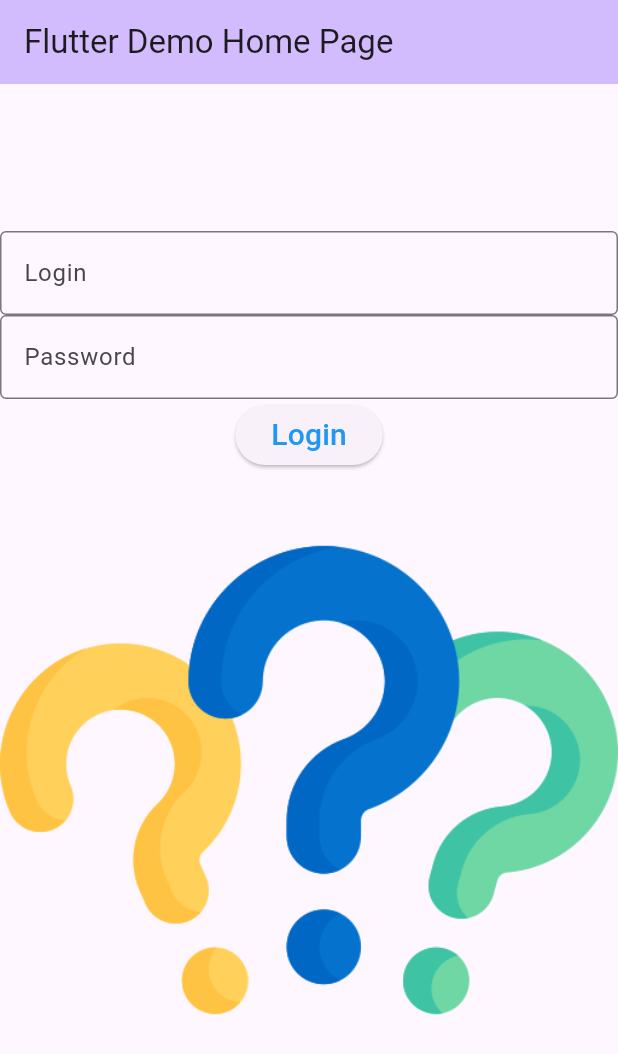
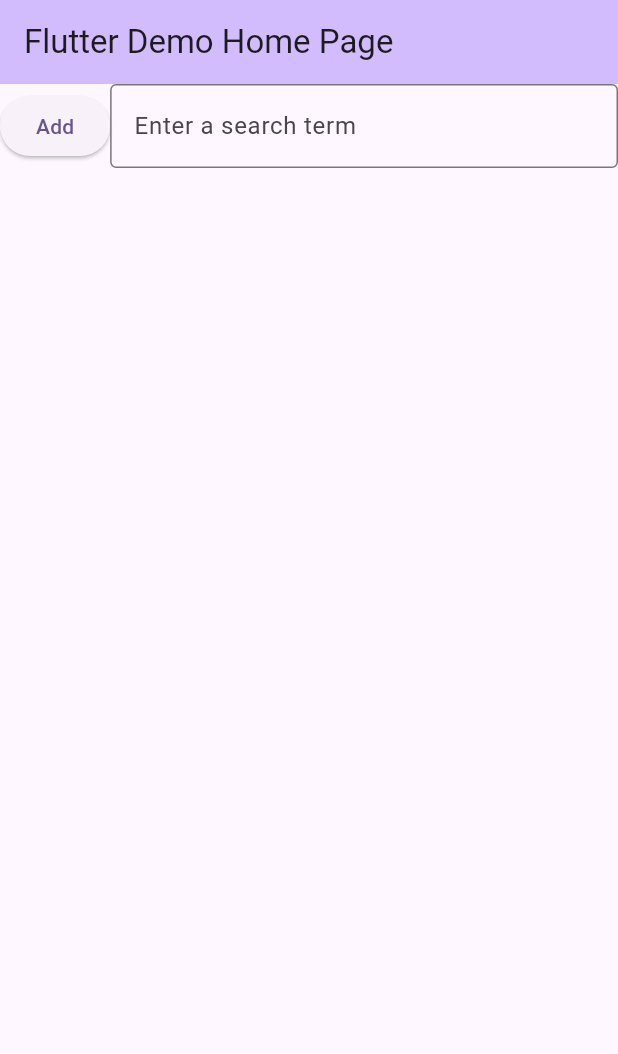
Before and after one commit to sliceofpizzaxd/my_cst2335_labs, a Flutter app: the screen it shows after launch, on a phone screen of 412 x 824 dp. Shown: the top 1054 px of the screen. Run offline on Flutter 3.47's test engine with Material 3 defaults, Android fonts, the phone set to English and light mode, and no system bars.

Commit message:
Initial commit for week 6 lab

```diff
--- a/lib/main.dart
+++ b/lib/main.dart
@@ -55,21 +55,19 @@ class MyHomePage extends StatefulWidget {
 }
 
 class _MyHomePageState extends State<MyHomePage> {
-  late TextEditingController userTextController, passTextController;
-  var imageSource = "images/question-mark.png";
+  late TextEditingController textController;
+  List<String> items = [];
 
   @override
   void initState() {
     super.initState();
-    userTextController = TextEditingController();
-    passTextController = TextEditingController();
+    textController = TextEditingController();
   }
 
 
   @override
   void dispose() {
-    userTextController.dispose();
-    passTextController.dispose();
+    textController.dispose();
     super.dispose();
   }
 
@@ -110,28 +108,33 @@ class _MyHomePageState extends State<MyHomePage> {
           // wireframe for each widget.
           mainAxisAlignment: MainAxisAlignment.center,
           children: <Widget>[
-            TextField(controller: userTextController,
-              decoration: InputDecoration(
-                hintText: "Login",
-                border: OutlineInputBorder(),
-              )
+            Row( mainAxisAlignment: MainAxisAlignment.spaceBetween,
+              children: <Widget>[
+                // Button to add content of text field
+                ElevatedButton(onPressed: () {
+                  setState(() {
+                    items.add(textController.text);
+                    textController.text = "";
+                  });
+                }, child: const Text("Add")),
+                Expanded(child: TextField(controller: textController,
+                    decoration: const InputDecoration(
+                      hintText: "Enter a search term",
+                      border: OutlineInputBorder()
+                    ),
+                ))
+              ],
             ),
-
-            TextField(controller: passTextController,
-              decoration: InputDecoration(
-                  hintText: "Password",
-                  border: OutlineInputBorder(),
-              ),
-              obscureText: true
-
-            ),
-            ElevatedButton(onPressed: () {
-              setState(() {
-                imageSource = (passTextController.value.text == "QWERTY123" ? "images/idea.png" : "images/stop.png");
-              });
-            }, child: Text('Login', style:TextStyle(fontSize:20, color:Colors.blue))),
-            Image.asset(imageSource)
-
+            Expanded(child:
+                ListView.builder(
+                  itemCount: items.length,
+                  itemBuilder: (context, rowNum) =>
+                      Row( mainAxisAlignment: MainAxisAlignment.spaceAround,
+                      children: <Widget>[
+                          Text("Item $rowNum:"), Text(items[rowNum])
+                      ])
+                )
+            )
           ],
         ),
       ),
```
